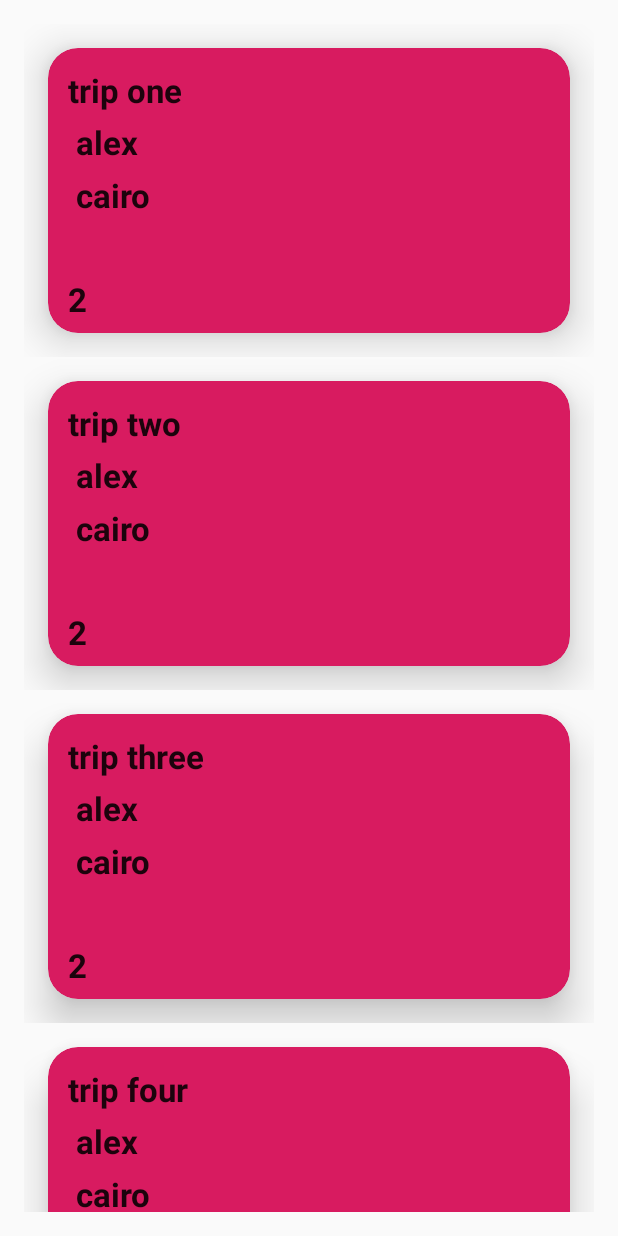
After one commit to SherifMohamedSaleh/TripReminder, an Android app: the AllTripsActivity screen opened directly, with no data from a screen before it, on a phone screen of 412 x 824 dp. The commit adds this screen. Run offline under Robolectric (Android 15) with nearby library versions, the phone set to English and light mode, and no system bars.

Commit message:
card view

```diff
--- /dev/null
+++ b/app/src/main/java/com/example/trip/activities/AllTripsActivity.java
@@ -0,0 +1,45 @@
+package com.example.trip.activities;
+
+import android.os.Build;
+import android.support.annotation.RequiresApi;
+import android.support.v7.app.AppCompatActivity;
+import android.os.Bundle;
+import android.support.v7.widget.LinearLayoutManager;
+import android.support.v7.widget.RecyclerView;
+
+import com.example.trip.R;
+import com.example.trip.adapters.RecyclerAdapter;
+import com.example.trip.models.TripData;
+
+import java.time.LocalDate;
+import java.util.ArrayList;
+import java.util.List;
+
+public class AllTripsActivity extends AppCompatActivity {
+
+    RecyclerView rv;
+    List<TripData> tripDataList = new ArrayList<>();
+
+    @RequiresApi(api = Build.VERSION_CODES.O)
+    @Override
+    protected void onCreate(Bundle savedInstanceState) {
+        super.onCreate(savedInstanceState);
+        setContentView(R.layout.activity_all_trips);
+
+        rv =(RecyclerView) findViewById(R.id.rv);
+        rv.setHasFixedSize(true);
+        rv.setLayoutManager(new LinearLayoutManager(this));
+
+
+
+        tripDataList.add(new TripData("trip one", " alex", " cairo", 2    ));
+        tripDataList.add(new TripData("trip two", " alex", " cairo", 2 ));
+        tripDataList.add(new TripData("trip three", " alex", " cairo", 2 ));
+        tripDataList.add(new TripData("trip four", " alex", " cairo",  2 ));
+
+
+        RecyclerAdapter adapter = new RecyclerAdapter(this ,tripDataList);
+        rv.setAdapter(adapter);
+    }
+
+}
--- a/app/src/main/java/com/example/trip/activities/MainActivity.java
+++ b/app/src/main/java/com/example/trip/activities/MainActivity.java
@@ -53,7 +53,7 @@ public class MainActivity extends AppCompatActivity {
                 // Successfully signed in
                 FirebaseUser user = FirebaseAuth.getInstance().getCurrentUser();
 
-                Intent intent = new Intent(this, AddTripActivity.class);
+                Intent intent = new Intent(this, AllTripsActivity.class);
                 startActivity(intent);
                 // ...
             } else {
--- a/app/src/main/java/com/example/trip/adapters/RecyclerAdapter.java
+++ b/app/src/main/java/com/example/trip/adapters/RecyclerAdapter.java
@@ -1,38 +1,55 @@
 package com.example.trip.adapters;
 
+import android.content.Context;
 import android.support.annotation.NonNull;
+import android.support.v7.widget.CardView;
 import android.support.v7.widget.RecyclerView;
 import android.view.LayoutInflater;
 import android.view.View;
 import android.view.ViewGroup;
+import android.widget.ImageView;
+import android.widget.LinearLayout;
+import android.widget.TextView;
+import android.widget.Toast;
 
 import com.example.trip.R;
 import com.example.trip.models.TripData;
 
 import java.util.List;
 
-public class RecyclerAdapter extends RecyclerView.Adapter<ViewHolder> {
+public class RecyclerAdapter extends RecyclerView.Adapter<RecyclerAdapter.ProductViewHolder> {
     private List<TripData> tripDataList;
+    private Context context;
 
-    public RecyclerAdapter(List<TripData> tripDataList) {
+    public RecyclerAdapter(Context context ,List<TripData> tripDataList) {
         this.tripDataList = tripDataList;
+        this.context = context ;
     }
 
     @NonNull
     @Override
-    public ViewHolder onCreateViewHolder(@NonNull ViewGroup viewGroup, int i) {
-        View view = LayoutInflater.from(viewGroup.getContext()).inflate(R.layout.card_view_item, viewGroup, false);
-        return new ViewHolder(view);
+    public ProductViewHolder onCreateViewHolder(@NonNull ViewGroup viewGroup, int i) {
+        LayoutInflater inflater = LayoutInflater.from(context);
+        View view = inflater.inflate(R.layout.card_view_item, null);
+        return new ProductViewHolder(view);
     }
 
     @Override
-    public void onBindViewHolder(@NonNull ViewHolder viewHolder, int i) {
-        TripData tripData = tripDataList.get(i);
-        viewHolder.textOne.setText(tripData.getTripName());
-        viewHolder.textTwo.setText(tripData.getStartPoint());
-        viewHolder.textThree.setText(tripData.getEndPoint());
-        viewHolder.textFour.setText(tripData.getDate().toString());
-        viewHolder.textFive.setText(tripData.getTripType());
+    public void onBindViewHolder(@NonNull ProductViewHolder holder, final int position) {
+
+         TripData tripData = tripDataList.get(position);
+        holder.textOne.setText(tripData.getTripName());
+        holder.textTwo.setText(tripData.getStartPoint());
+        holder.textThree.setText(tripData.getEndPoint());
+       // holder.textFour.setText(tripData.getDate()+"");
+        holder.textFive.setText(tripData.getTripType()+"");
+        holder.cardView.setOnClickListener(new View.OnClickListener() {
+            @Override
+            public void onClick(View v) {
+
+                Toast.makeText(context, " hello to another screen  : item  "+position+"  selected", Toast.LENGTH_SHORT).show();
+            }
+        });
     }
 
     @Override
@@ -42,6 +59,25 @@ public class RecyclerAdapter extends RecyclerView.Adapter<ViewHolder> {
 
     @Override
     public int getItemCount() {
-        return 0;
+        return tripDataList.size();
+    }
+
+    class ProductViewHolder extends RecyclerView.ViewHolder {
+
+        TextView textOne, textTwo, textThree, textFour , textFive;
+        CardView cardView ;
+
+
+
+        public ProductViewHolder(View itemView) {
+            super(itemView);
+
+            textOne = itemView.findViewById(R.id.textOne);
+            textTwo = itemView.findViewById(R.id.textTwo);
+            textThree = itemView.findViewById(R.id.textThree);
+       //     textFour = itemView.findViewById(R.id.textFour);
+            textFive = itemView.findViewById(R.id.textFive);
+            cardView = (CardView) itemView.findViewById(R.id.cardview_id);
+        }
     }
 }
--- a/app/src/main/java/com/example/trip/models/TripData.java
+++ b/app/src/main/java/com/example/trip/models/TripData.java
@@ -1,5 +1,8 @@
 package com.example.trip.models;
 
+import android.location.Location;
+
+import java.time.LocalDate;
 import java.util.Date;
 import java.util.HashMap;
 
@@ -9,9 +12,9 @@ public class TripData {
     private String tripName;
     private String startPoint;
     private String endPoint;
-    private Date date;
+    private LocalDate date;
 
-    public TripData(String tripName, String startPoint, String endPoint, Date date, int tripType) {
+    public TripData(String tripName, String startPoint, String endPoint, int tripType ) {
         this.tripName = tripName;
         this.startPoint = startPoint;
         this.endPoint = endPoint;
@@ -43,11 +46,11 @@ public class TripData {
         this.endPoint = endPoint;
     }
 
-    public Date getDate() {
+    public LocalDate getDate() {
         return date;
     }
 
-    public void setDate(Date date) {
+    public void setDate(LocalDate date) {
         this.date = date;
     }
 
--- /dev/null
+++ b/app/src/main/res/layout/activity_all_trips.xml
@@ -0,0 +1,14 @@
+<?xml version="1.0" encoding="utf-8"?>
+<LinearLayout xmlns:android="http://schemas.android.com/apk/res/android"
+    android:layout_width="match_parent"
+    android:layout_height="match_parent"
+    xmlns:app="http://schemas.android.com/apk/res-auto"
+    android:padding="16dp">
+
+    <android.support.v7.widget.RecyclerView
+        android:layout_width="match_parent"
+        android:layout_height="match_parent"
+        android:id="@+id/rv"
+        />
+
+</LinearLayout>
--- a/app/src/main/res/layout/card_view_item.xml
+++ b/app/src/main/res/layout/card_view_item.xml
@@ -6,7 +6,7 @@
 
     <android.support.v7.widget.CardView
         android:id="@+id/cardview_id"
-        android:layout_width="305dp"
+        android:layout_width="wrap_content"
         android:layout_height="wrap_content"
         android:layout_marginStart="16dp"
         android:layout_marginLeft="16dp"
@@ -16,7 +16,9 @@
         android:layout_marginBottom="16dp"
         app:cardBackgroundColor="@color/colorAccent"
         app:cardCornerRadius="20dp"
-        app:cardElevation="16dp">
+        app:cardElevation="16dp"
+        android:clickable="true"
+        android:background="?attr/selectableItemBackground">
 
         <RelativeLayout
             android:layout_width="wrap_content"
--- a/build.gradle
+++ b/build.gradle
@@ -9,7 +9,7 @@ buildscript {
 
     }
     dependencies {
-        classpath 'com.android.tools.build:gradle:3.1.4'
+        classpath 'com.android.tools.build:gradle:3.3.0'
         classpath 'com.google.gms:google-services:4.0.1'
 
         // NOTE: Do not place your application dependencies here; they belong
```
Also changed, not shown: app/src/main/AndroidManifest.xml (+2 -7 lines), app/src/main/java/com/example/trip/activities/HomeActivity.java (deleted, +0 -40 lines), app/src/main/java/com/example/trip/adapters/ViewHolder.java (deleted, +0 -20 lines), app/src/main/res/layout/activity_home.xml (deleted, +0 -14 lines), gradle/wrapper/gradle-wrapper.properties.
